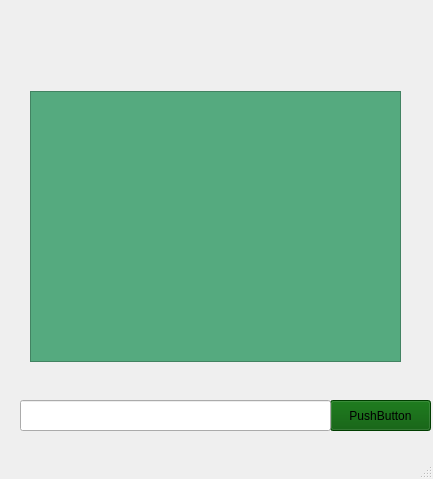
Parsa20231401/FAZE1.0, file entername2/client.ui: the form before one commit.
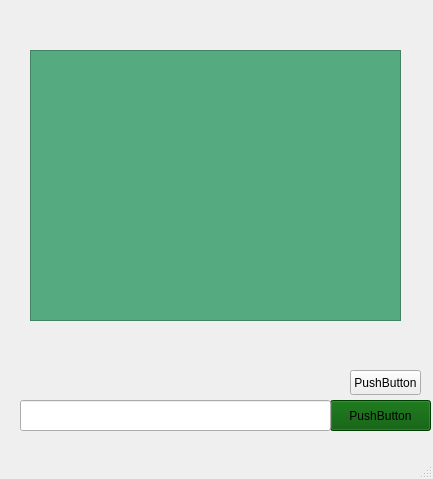
The form after the commit.

Commit message: woeking on send image

The edit to the form file:
```diff
--- a/entername2/client.ui
+++ b/entername2/client.ui
@@ -47,7 +47,7 @@
     <property name="geometry">
      <rect>
       <x>30</x>
-      <y>91</y>
+      <y>50</y>
       <width>371</width>
       <height>271</height>
      </rect>
@@ -56,6 +56,19 @@
      <string notr="true">background-color: rgb(85, 170, 127);</string>
     </property>
    </widget>
+   <widget class="QPushButton" name="pushButton_sendAttachment">
+    <property name="geometry">
+     <rect>
+      <x>350</x>
+      <y>370</y>
+      <width>71</width>
+      <height>25</height>
+     </rect>
+    </property>
+    <property name="text">
+     <string>PushButton</string>
+    </property>
+   </widget>
   </widget>
   <widget class="QMenuBar" name="menubar">
    <property name="geometry">
```
The commit also changes 14 other files.
